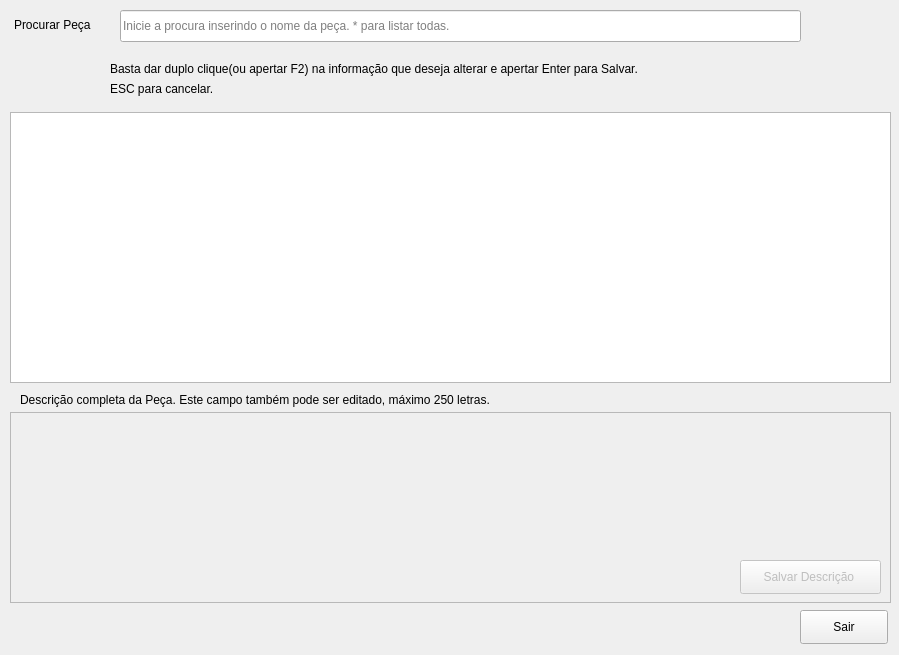
The window that stockcontrol.ui (bedi1982/Oficina) describes before a commit, drawn with Qt 5.
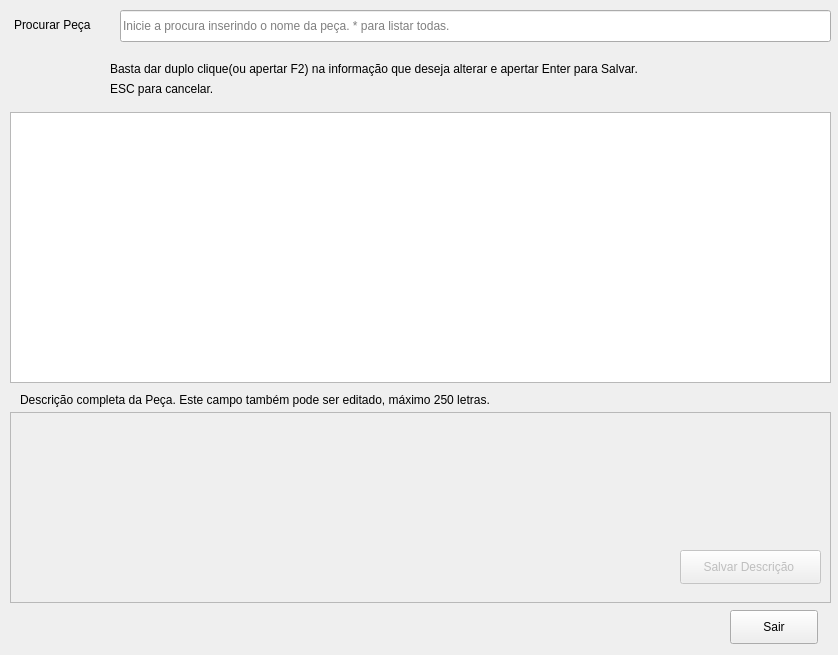
The same window after the commit.

```diff
--- a/stockcontrol.ui
+++ b/stockcontrol.ui
@@ -6,19 +6,19 @@
    <rect>
     <x>0</x>
     <y>0</y>
-    <width>899</width>
+    <width>838</width>
     <height>655</height>
    </rect>
   </property>
   <property name="minimumSize">
    <size>
-    <width>899</width>
+    <width>838</width>
     <height>655</height>
    </size>
   </property>
   <property name="maximumSize">
    <size>
-    <width>899</width>
+    <width>838</width>
     <height>655</height>
    </size>
   </property>
@@ -43,7 +43,7 @@
     <rect>
      <x>120</x>
      <y>10</y>
-     <width>681</width>
+     <width>711</width>
      <height>32</height>
     </rect>
    </property>
@@ -62,7 +62,7 @@
     <rect>
      <x>10</x>
      <y>112</y>
-     <width>881</width>
+     <width>821</width>
      <height>271</height>
     </rect>
    </property>
@@ -78,7 +78,7 @@
     <rect>
      <x>10</x>
      <y>412</y>
-     <width>881</width>
+     <width>821</width>
      <height>191</height>
     </rect>
    </property>
@@ -105,8 +105,8 @@
    </property>
    <property name="geometry">
     <rect>
-     <x>740</x>
-     <y>560</y>
+     <x>680</x>
+     <y>550</y>
      <width>141</width>
      <height>34</height>
     </rect>
@@ -118,7 +118,7 @@
   <widget class="QPushButton" name="btn_exit">
    <property name="geometry">
     <rect>
-     <x>800</x>
+     <x>730</x>
      <y>610</y>
      <width>88</width>
      <height>34</height>
```
